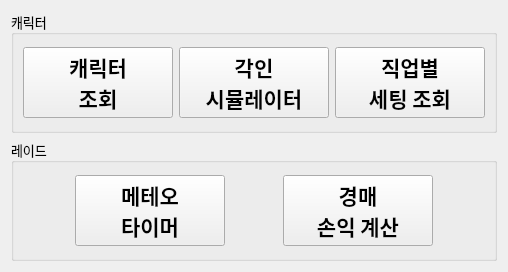
This is loatools.ui in Wseop/Qt_LoaTools as Qt 5 draws it before an edit. The edited form follows.
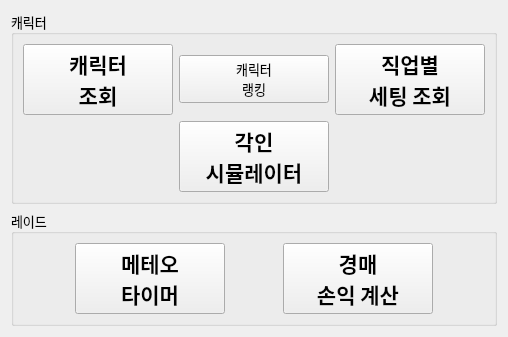
This is the edited form.

What changed in the file:
```diff
--- a/loatools.ui
+++ b/loatools.ui
@@ -128,7 +128,7 @@
            </widget>
           </item>
           <item>
-           <widget class="QPushButton" name="pbEngrave">
+           <widget class="QPushButton" name="pbRankingBoard">
             <property name="minimumSize">
              <size>
               <width>150</width>
@@ -141,16 +141,9 @@
               <height>16777215</height>
              </size>
             </property>
-            <property name="font">
-             <font>
-              <family>나눔스퀘어 네오 ExtraBold</family>
-              <pointsize>16</pointsize>
-              <bold>true</bold>
-             </font>
-            </property>
             <property name="text">
-             <string>각인
-시뮬레이터</string>
+             <string>캐릭터
+랭킹</string>
             </property>
            </widget>
           </item>
@@ -184,7 +177,35 @@
          </layout>
         </item>
         <item>
-         <layout class="QHBoxLayout" name="hLayoutCharacter2"/>
+         <layout class="QHBoxLayout" name="hLayoutCharacter2">
+          <item>
+           <widget class="QPushButton" name="pbEngrave">
+            <property name="minimumSize">
+             <size>
+              <width>150</width>
+              <height>0</height>
+             </size>
+            </property>
+            <property name="maximumSize">
+             <size>
+              <width>150</width>
+              <height>16777215</height>
+             </size>
+            </property>
+            <property name="font">
+             <font>
+              <family>나눔스퀘어 네오 ExtraBold</family>
+              <pointsize>16</pointsize>
+              <bold>true</bold>
+             </font>
+            </property>
+            <property name="text">
+             <string>각인
+시뮬레이터</string>
+            </property>
+           </widget>
+          </item>
+         </layout>
         </item>
        </layout>
       </item>
```
Left out of the diff: 2 changed lines with no effect on the pictures.
